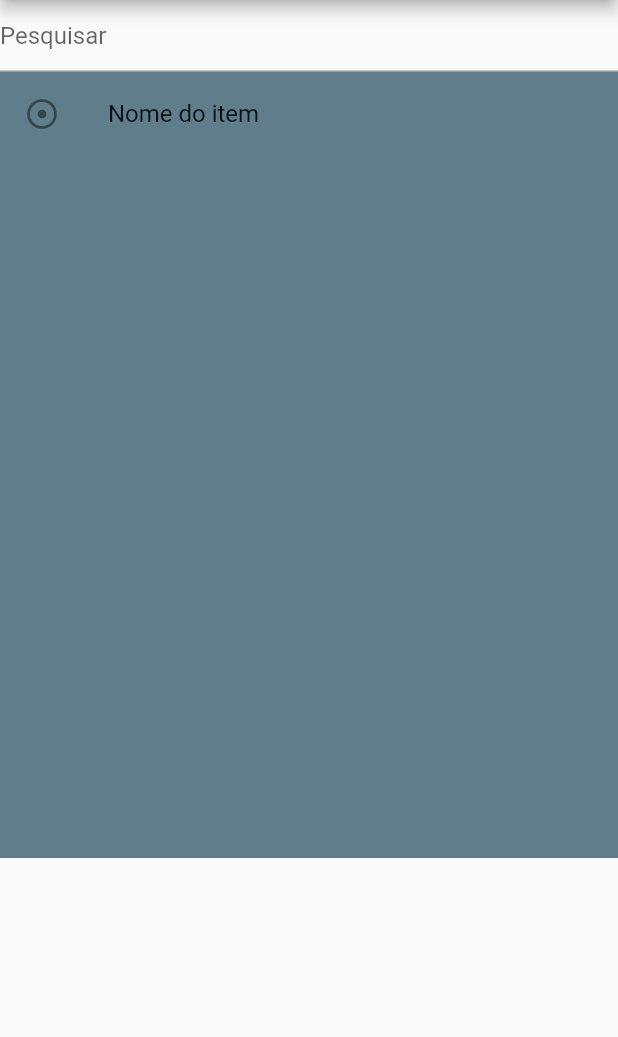
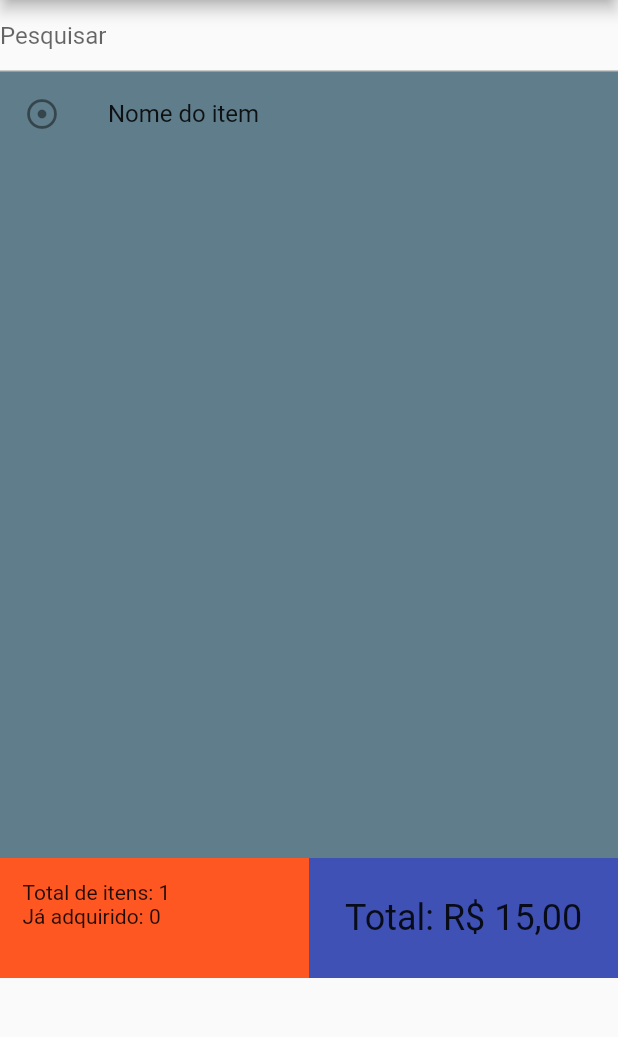
Before and after one commit to gabrieldfm/flutterproject, a Flutter app: the ListPage screen opened by its route, on a phone screen of 412 x 824 dp, the part 84-1121 px from its top. Run offline on Flutter 3.47's test engine with Material 2 defaults, Android fonts, the phone set to English and light mode, and no system bars.

Commit message:
totais lista

```diff
--- a/meuapp/lib/pages/list.dart
+++ b/meuapp/lib/pages/list.dart
@@ -12,7 +12,8 @@ class ListPage extends StatefulWidget {
 class _ListPageState extends State<ListPage> {
   @override
   Widget build(BuildContext context) {
-    final content = Column(
+    final content = SingleChildScrollView(
+      child: Column(
         children: <Widget>[
           SizedBox(
             child: TextFormField(
@@ -31,7 +32,39 @@ class _ListPageState extends State<ListPage> {
               ],
             ),
           ),
+          Container(
+            color: Colors.deepOrange,
+            height: 80,
+            child: Row(
+              children: <Widget>[
+                Container(
+                  width: MediaQuery.of(context).size.width /2,
+                  padding: EdgeInsets.all(15),
+                  child: Column(
+                    crossAxisAlignment: CrossAxisAlignment.start,
+                    children: <Widget>[
+                      Text('Total de itens: 1'),
+                      Text('Já adquirido: 0')
                     ],
+                  ),
+                ),
+                Container(
+                  color: Colors.indigo,
+                  width: MediaQuery.of(context).size.width /2,
+                  padding: EdgeInsets.all(15),
+                  child: Column(
+                    crossAxisAlignment: CrossAxisAlignment.center,
+                    mainAxisAlignment: MainAxisAlignment.center,
+                    children: <Widget>[
+                      Text('Total: R\$ 15,00', style: TextStyle(fontSize: 24),),
+                    ],
+                  ),
+                )
+              ],
+            ),
+          )
+        ],
+      ),
     );
 
     return Layout.getContent(context, content, false);
```
Lines whose indentation alone changed are shown as unchanged.
